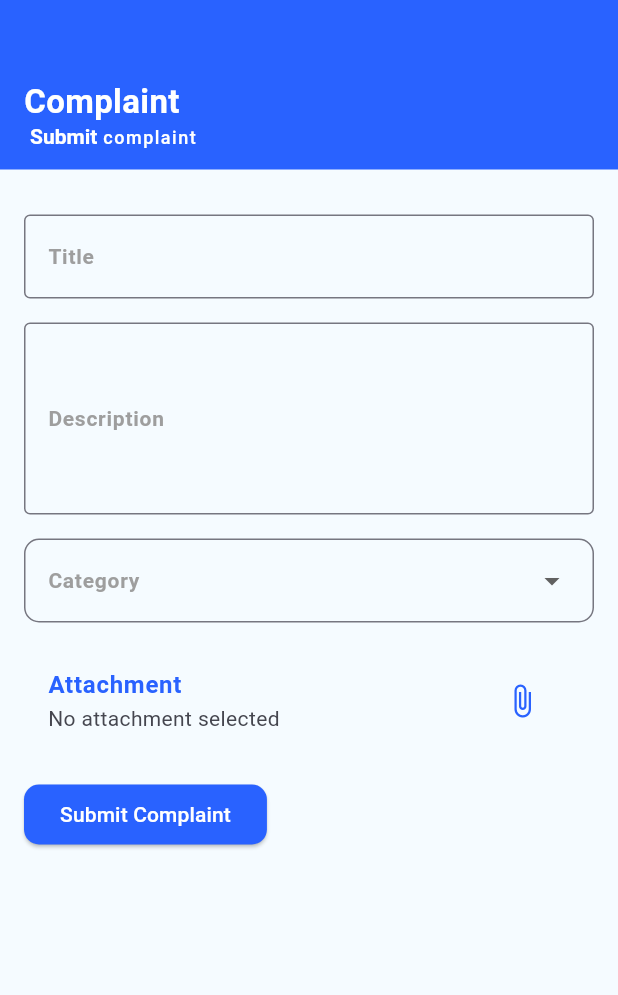
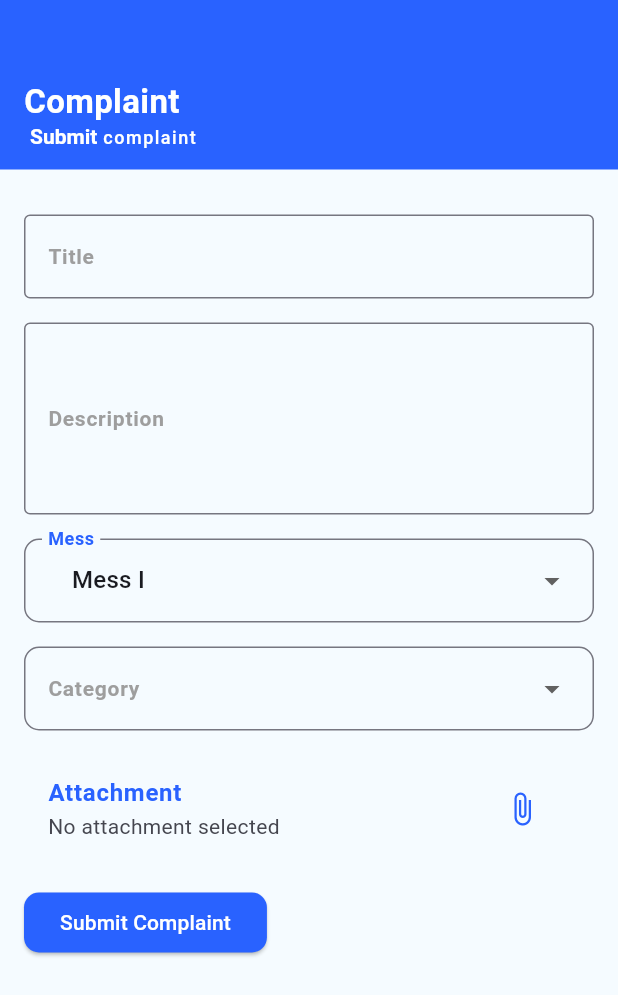
Before and after one commit to Azad99-9/mess_management, a Flutter app: the SubmitComplaintPage screen opened directly, on a phone screen of 412 x 824 dp. Shown: the top 995 px of the screen. Run offline on Flutter 3.47's test engine with Material 3 defaults, Android fonts, the phone set to English and light mode, and no system bars; our stand-ins replace cloud_firestore, dropdown_button2, firebase_analytics, firebase_auth, firebase_core, firebase_messaging and 9 more; accounts and stored records are empty; network calls fail.

Commit message:
made changes

```diff
--- a/lib/model/complaint_model.dart
+++ b/lib/model/complaint_model.dart
@@ -4,6 +4,8 @@ class ComplaintModel {
   late final String category;
   late final String uploadUrl;
   late final String uid;
+  late final String mess;
+  late final String status;
 
   // Constructor
   ComplaintModel({
@@ -12,6 +14,8 @@ class ComplaintModel {
     required this.category,
     required this.uploadUrl,
     required this.uid,
+    required this.mess,
+    required this.status,
   });
 
   // From JSON method
@@ -22,6 +26,8 @@ class ComplaintModel {
       category: json['category'] as String,
       uploadUrl: json['uploadUrl'] as String,
       uid: json['uid'] as String,
+      mess: json['mess'] as String,
+      status: json['status'] as String,
     );
   }
 
@@ -33,6 +39,8 @@ class ComplaintModel {
       'category': category,
       'uploadUrl': uploadUrl,
       'uid': uid,
+      'status':status,
+      'mess':mess,
     };
   }
 }
--- a/lib/model/issue.dart
+++ b/lib/model/issue.dart
@@ -1,5 +1,8 @@
+import 'package:cloud_firestore/cloud_firestore.dart';
+
 class Issue {
   late String uid;
+  late String name;
   late String raisedBy;
   late String title;
   late int upvotes;
@@ -12,6 +15,8 @@ class Issue {
     required this.title,
     required this.upvotes,
     required this.downvotes,
+    required this.name,
+
   });
 
   factory Issue.fromJson(Map<String, dynamic> json) {
@@ -21,6 +26,7 @@ class Issue {
       raisedBy: json['raisedBy'],
       upvotes: json['upvotes'],
       downvotes: json['downvotes'],
+      name: json['name'],
     );
   }
 
--- a/lib/view_model/complaints_page_view_model.dart
+++ b/lib/view_model/complaints_page_view_model.dart
@@ -15,11 +15,16 @@ class ComplaintsPageViewModel extends BaseViewModel {
   String? selectedCategory;
   List<String> categories = ['Food', 'Hygiene', 'Service', 'Other'];
   String? attachmentPath;
-
+  String?selectedMess="Mess I";
+  List<String> messes = ['Mess I', 'Mess II', 'Mess III', 'Mess IV'];
   BuildContext? context;
 
   void updateSelected(value) {
     selectedCategory = value!;
+    notifyListeners();
+  }
+  void updateSelectedMess(value) {
+    selectedMess = value!;
     notifyListeners();
   }
 
@@ -49,6 +54,8 @@ class ComplaintsPageViewModel extends BaseViewModel {
         description: description ?? '',
         title: title ?? '',
         uploadUrl: downloadUrl ?? '',
+        mess:selectedMess??'',
+        status:"progress"
       ).toJson());
 
       ScaffoldMessenger.of(context!).showSnackBar(
--- a/lib/views/complaints.dart
+++ b/lib/views/complaints.dart
@@ -131,6 +131,76 @@ class SubmitComplaintPage extends StackedView<ComplaintsPageViewModel> {
                         DropdownButtonFormField2<String>(
                           // selectedItemBuilder:,
 
+                          value: _viewModel.selectedMess,
+                          items: _viewModel.messes
+                              .map((category) => DropdownMenuItem<String>(
+                            value: category,
+                            child: IntrinsicWidth(
+                              child: Container(
+                                // height: double.infinity,
+                                child: Column(
+                                  crossAxisAlignment:
+                                  CrossAxisAlignment.start,
+                                  mainAxisAlignment:
+                                  MainAxisAlignment.center,
+                                  children: [
+                                    Text(
+                                      category,
+                                    ),
+                                  ],
+                                ),
+                                //   decoration: BoxDecoration(
+                                //       color: category == _viewModel.selectedCategory
+                                //           ? ThemeService.primaryColor
+                                //               .withOpacity(0.05)
+                                //           : Colors.white),
+                              ),
+                            ),
+                          ))
+                              .toList(),
+                          decoration: InputDecoration(
+                            focusedBorder: OutlineInputBorder(
+                              borderRadius: BorderRadius.circular(10),
+                              borderSide: BorderSide(
+                                width: 2,
+                                color: ThemeService.primaryColor,
+                              ),
+                            ),
+                            floatingLabelStyle: TextStyle(
+                                color: ThemeService.primaryColor,
+                                fontWeight: FontWeight.bold),
+                            labelText: 'Mess',
+                            labelStyle: TextStyle(
+                              fontSize: 14,
+                              fontWeight: FontWeight.bold,
+                              color: Colors.grey,
+                            ),
+                            border: OutlineInputBorder(
+                              borderRadius: BorderRadius.circular(10),
+                            ),
+                          ),
+                          dropdownStyleData: DropdownStyleData(
+                            decoration: BoxDecoration(
+                              borderRadius: BorderRadius.circular(8),
+                              // Set dropdown canvas border radius
+                              color: Colors
+                                  .white, // Optional: Set dropdown background color
+                            ),
+                          ),
+                          onChanged: (value) {
+                            _viewModel.updateSelectedMess(value);
+                          },
+                          validator: (value) {
+                            if (value == null || value.isEmpty) {
+                              return 'Please select a category';
+                            }
+                            return null;
+                          },
+                        ),
+                        const SizedBox(height: 16),
+                        DropdownButtonFormField2<String>(
+                          // selectedItemBuilder:,
+
                           value: _viewModel.selectedCategory,
                           items: _viewModel.categories
                               .map((category) => DropdownMenuItem<String>(
```
Also changed, not shown: lib/services/notification_services.dart (+9 -2 lines), lib/view_model/common_issues_view_model.dart (+99 -8 lines), lib/views/common_issues.dart (+14 -20 lines).
